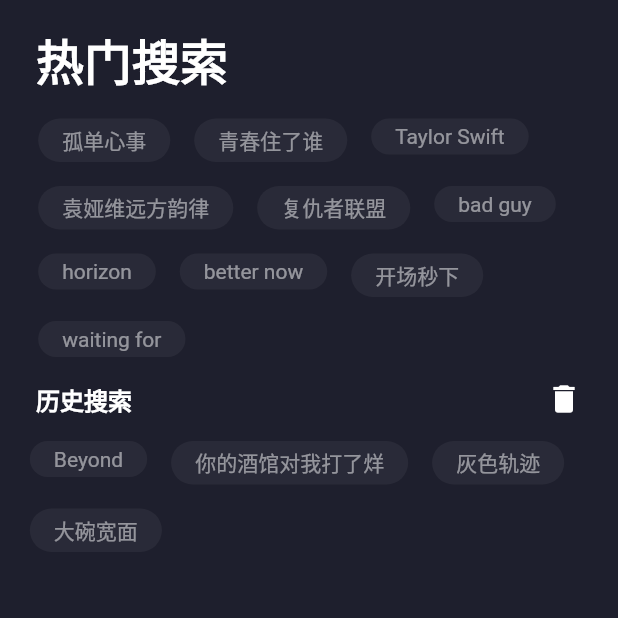
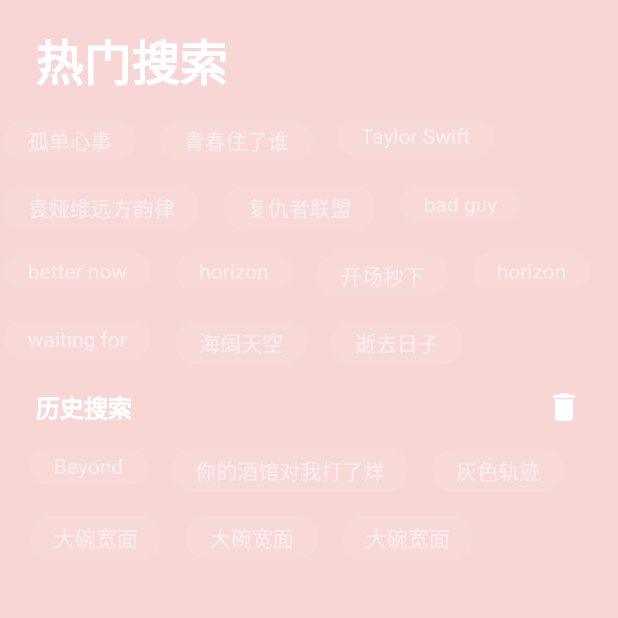
Before and after one commit to beyondbkcy/flutter_01, a Flutter app: the screen it shows after launch, on a phone screen of 412 x 824 dp, the top half of it. Run offline on Flutter 3.47's test engine with Material 2 defaults, Android fonts, the phone set to English and light mode, and no system bars.

Commit message:
之前的代码进行了优化重构

```diff
--- a/lib/main.dart
+++ b/lib/main.dart
@@ -9,9 +9,14 @@ class MyApp extends StatelessWidget {
     SystemUtils.setStatusBarStyle(Brightness.light);
     return MaterialApp(
       debugShowCheckedModeBanner: false,
-      title: '网易云音乐-重设计',
-      home: Scaffold(
-        backgroundColor: Color(0xff1E1F2D),
+      title: '网易云音乐',
+      home: buildHome(),
+    );
+  }
+
+//app主体
+  Scaffold buildHome() => Scaffold(
+        backgroundColor: Color(0x5fee9090),
         body: SafeArea(
           child: Column(
             children: <Widget>[
@@ -57,18 +62,33 @@ class MyApp extends StatelessWidget {
             ],
           ),
         ),
-      ),
       );
-  }
 
 // 热门搜索
-  Container buildHotSearch() {
-    return Container(
+  Container buildHotSearch() => Container(
         padding: EdgeInsets.only(left: 0, top: 16),
         child: Wrap(
           alignment: WrapAlignment.start,
           children: <Widget>[
-          Container(
+            buildContainer1('孤单心事'),
+            buildContainer1('青春住了谁'),
+            buildContainer1('Taylor Swift'),
+            buildContainer1('袁娅维远方韵律'),
+            buildContainer1('复仇者联盟'),
+            buildContainer1('bad guy'),
+            buildContainer1('better now'),
+            buildContainer1('horizon'),
+            buildContainer1('开场秒下'),
+            buildContainer1('horizon'),
+            buildContainer1('waiting for'),
+            buildContainer1('海阔天空'),
+            buildContainer1('逝去日子')
+          ],
+        ),
+      );
+
+// 热门搜索小部件
+  Container buildContainer1(str) => Container(
         margin: EdgeInsets.only(right: 16, bottom: 16),
         decoration: BoxDecoration(
           color: Colors.white.withOpacity(0.05),
@@ -76,13 +96,31 @@ class MyApp extends StatelessWidget {
         ),
         padding: EdgeInsets.only(left: 16, right: 16, top: 4, bottom: 4),
         child: Text(
-              '孤单心事',
+          str,
           style: TextStyle(
             color: Colors.white.withOpacity(0.5),
           ),
         ),
+      );
+
+// 历史搜索
+  Container buildHistoricalSearch() => Container(
+        padding: EdgeInsets.only(left: 0, top: 16),
+        child: Wrap(
+          alignment: WrapAlignment.start,
+          children: <Widget>[
+            buildContainer2('Beyond'),
+            buildContainer2('你的酒馆对我打了烊'),
+            buildContainer2('灰色轨迹'),
+            buildContainer2('大碗宽面'),
+            buildContainer2('大碗宽面'),
+            buildContainer2('大碗宽面'),
+          ],
         ),
-          Container(
+      );
+
+//历史搜索小部件
+  Container buildContainer2(str) => Container(
         margin: EdgeInsets.only(right: 16, bottom: 16),
         decoration: BoxDecoration(
           color: Colors.white.withOpacity(0.05),
@@ -90,194 +128,10 @@ class MyApp extends StatelessWidget {
         ),
         padding: EdgeInsets.only(left: 16, right: 16, top: 4, bottom: 4),
         child: Text(
-              '青春住了谁',
+          str,
           style: TextStyle(
             color: Colors.white.withOpacity(0.5),
           ),
         ),
-          ),
-          Container(
-            margin: EdgeInsets.only(right: 16, bottom: 16),
-            decoration: BoxDecoration(
-              color: Colors.white.withOpacity(0.05),
-              borderRadius: BorderRadius.circular(100),
-            ),
-            padding: EdgeInsets.only(left: 16, right: 16, top: 4, bottom: 4),
-            child: Text(
-              'Taylor Swift',
-              style: TextStyle(
-                color: Colors.white.withOpacity(0.5),
-              ),
-            ),
-          ),
-          Container(
-            margin: EdgeInsets.only(right: 16, bottom: 16),
-            decoration: BoxDecoration(
-              color: Colors.white.withOpacity(0.05),
-              borderRadius: BorderRadius.circular(100),
-            ),
-            padding: EdgeInsets.only(left: 16, right: 16, top: 4, bottom: 4),
-            child: Text(
-              '袁娅维远方韵律',
-              style: TextStyle(
-                color: Colors.white.withOpacity(0.5),
-              ),
-            ),
-          ),
-          Container(
-            margin: EdgeInsets.only(right: 16, bottom: 16),
-            decoration: BoxDecoration(
-              color: Colors.white.withOpacity(0.05),
-              borderRadius: BorderRadius.circular(100),
-            ),
-            padding: EdgeInsets.only(left: 16, right: 16, top: 4, bottom: 4),
-            child: Text(
-              '复仇者联盟',
-              style: TextStyle(
-                color: Colors.white.withOpacity(0.5),
-              ),
-            ),
-          ),
-          Container(
-            margin: EdgeInsets.only(right: 16, bottom: 16),
-            decoration: BoxDecoration(
-              color: Colors.white.withOpacity(0.05),
-              borderRadius: BorderRadius.circular(100),
-            ),
-            padding: EdgeInsets.only(left: 16, right: 16, top: 4, bottom: 4),
-            child: Text(
-              'bad guy',
-              style: TextStyle(
-                color: Colors.white.withOpacity(0.5),
-              ),
-            ),
-          ),
-          Container(
-            margin: EdgeInsets.only(right: 16, bottom: 16),
-            decoration: BoxDecoration(
-              color: Colors.white.withOpacity(0.05),
-              borderRadius: BorderRadius.circular(100),
-            ),
-            padding: EdgeInsets.only(left: 16, right: 16, top: 4, bottom: 4),
-            child: Text(
-              'horizon',
-              style: TextStyle(
-                color: Colors.white.withOpacity(0.5),
-              ),
-            ),
-          ),
-          Container(
-            margin: EdgeInsets.only(right: 16, bottom: 16),
-            decoration: BoxDecoration(
-              color: Colors.white.withOpacity(0.05),
-              borderRadius: BorderRadius.circular(100),
-            ),
-            padding: EdgeInsets.only(left: 16, right: 16, top: 4, bottom: 4),
-            child: Text(
-              'better now',
-              style: TextStyle(
-                color: Colors.white.withOpacity(0.5),
-              ),
-            ),
-          ),
-          Container(
-            margin: EdgeInsets.only(right: 16, bottom: 16),
-            decoration: BoxDecoration(
-              color: Colors.white.withOpacity(0.05),
-              borderRadius: BorderRadius.circular(100),
-            ),
-            padding: EdgeInsets.only(left: 16, right: 16, top: 4, bottom: 4),
-            child: Text(
-              '开场秒下',
-              style: TextStyle(
-                color: Colors.white.withOpacity(0.5),
-              ),
-            ),
-          ),
-          Container(
-            margin: EdgeInsets.only(right: 16, bottom: 16),
-            decoration: BoxDecoration(
-              color: Colors.white.withOpacity(0.05),
-              borderRadius: BorderRadius.circular(100),
-            ),
-            padding: EdgeInsets.only(left: 16, right: 16, top: 4, bottom: 4),
-            child: Text(
-              'waiting for',
-              style: TextStyle(
-                color: Colors.white.withOpacity(0.5),
-              ),
-            ),
-          )
-        ],
-      ),
       );
 }
-
-// 历史搜索
-  Container buildHistoricalSearch() {
-    return Container(
-      padding: EdgeInsets.only(left: 0, top: 16),
-      child: Wrap(
-        alignment: WrapAlignment.start,
-        children: <Widget>[
-          Container(
-            margin: EdgeInsets.only(right: 16, bottom: 16),
-            decoration: BoxDecoration(
-              color: Colors.white.withOpacity(0.05),
-              borderRadius: BorderRadius.circular(100),
-            ),
-            padding: EdgeInsets.only(left: 16, right: 16, top: 4, bottom: 4),
-            child: Text(
-              'Beyond',
-              style: TextStyle(
-                color: Colors.white.withOpacity(0.5),
-              ),
-            ),
-          ),
-          Container(
-            margin: EdgeInsets.only(right: 16, bottom: 16),
-            decoration: BoxDecoration(
-              color: Colors.white.withOpacity(0.05),
-              borderRadius: BorderRadius.circular(100),
-            ),
-            padding: EdgeInsets.only(left: 16, right: 16, top: 4, bottom: 4),
-            child: Text(
-              '你的酒馆对我打了烊',
-              style: TextStyle(
-                color: Colors.white.withOpacity(0.5),
-              ),
-            ),
-          ),
-          Container(
-            margin: EdgeInsets.only(right: 16, bottom: 16),
-            decoration: BoxDecoration(
-              color: Colors.white.withOpacity(0.05),
-              borderRadius: BorderRadius.circular(100),
-            ),
-            padding: EdgeInsets.only(left: 16, right: 16, top: 4, bottom: 4),
-            child: Text(
-              '灰色轨迹',
-              style: TextStyle(
-                color: Colors.white.withOpacity(0.5),
-              ),
-            ),
-          ),
-          Container(
-            margin: EdgeInsets.only(right: 16, bottom: 16),
-            decoration: BoxDecoration(
-              color: Colors.white.withOpacity(0.05),
-              borderRadius: BorderRadius.circular(100),
-            ),
-            padding: EdgeInsets.only(left: 16, right: 16, top: 4, bottom: 4),
-            child: Text(
-              '大碗宽面',
-              style: TextStyle(
-                color: Colors.white.withOpacity(0.5),
-              ),
-            ),
-          ),
-        ],
-      ),
-    );
-  }
-}
```
Lines whose indentation alone changed are shown as unchanged.
